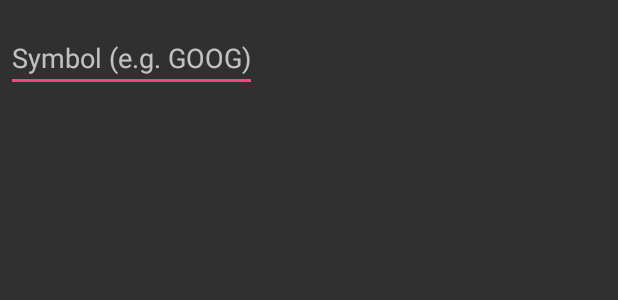
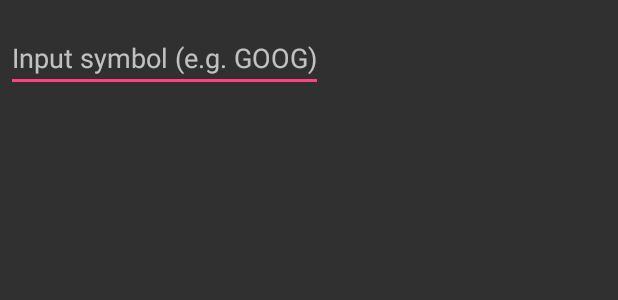
Before and after one commit to rashikaranpuria/StockHawk, an Android app: the layout add_stock_dialog.xml on its own in the app's theme, with its tools: preview values and no code run, on a phone screen of 412 x 824 dp. Shown: the top 300 px of the screen. Run offline under Robolectric (Android 15) with nearby library versions, the phone set to English and light mode, and no system bars.

```diff
--- a/app/src/main/res/layout/activity_main.xml
+++ b/app/src/main/res/layout/activity_main.xml
@@ -35,7 +35,8 @@
         app:borderWidth="0dp"
         app:elevation="6dp"
         app:fabSize="normal"
-        app:pressedTranslationZ="12dp" />
+        app:pressedTranslationZ="12dp"
+        android:contentDescription="@string/describe_floatingActionButton"/>
 
     <TextView
         android:id="@+id/error"
--- a/app/src/main/res/layout/add_stock_dialog.xml
+++ b/app/src/main/res/layout/add_stock_dialog.xml
@@ -15,6 +15,6 @@
         android:layout_marginEnd="4dp"
         android:layout_marginTop="16dp"
         android:hint="@string/dialog_hint"
-        android:inputType="textCapCharacters" />
+        android:inputType="textCapCharacters"/>
 
 </LinearLayout>
--- a/app/src/main/res/values/strings.xml
+++ b/app/src/main/res/values/strings.xml
@@ -25,7 +25,7 @@
 
 
     <string name="dialog_title">Add Stock</string>
-    <string name="dialog_hint">Symbol (e.g. GOOG)</string>
+    <string name="dialog_hint">Input symbol (e.g. GOOG)</string>
     <string name="dialog_cancel">Cancel</string>
     <string name="dialog_add">Add</string>
 
@@ -36,4 +36,6 @@
     <string name="toast_stock_added_no_connectivity">Symbol %s added. Will refresh when network available.</string>
     <string name="toast_no_connectivity">Will refresh when network available.</string>
 
+    <string name="describe_floatingActionButton">Add a stock symbol</string>
+
 </resources>
```
